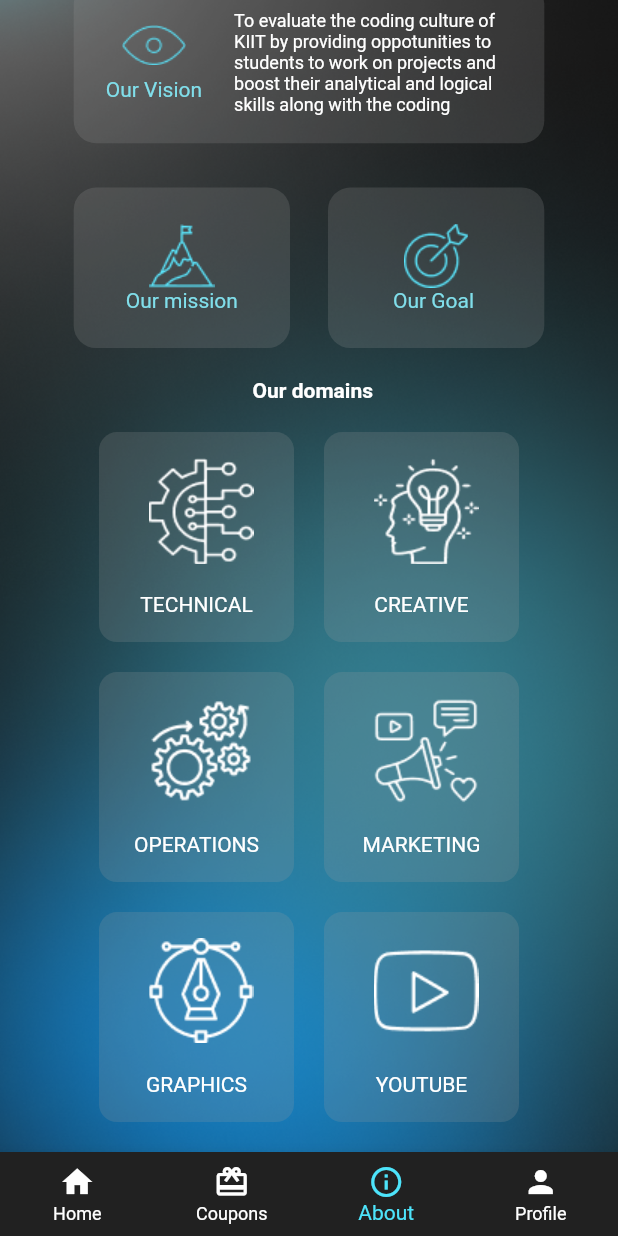
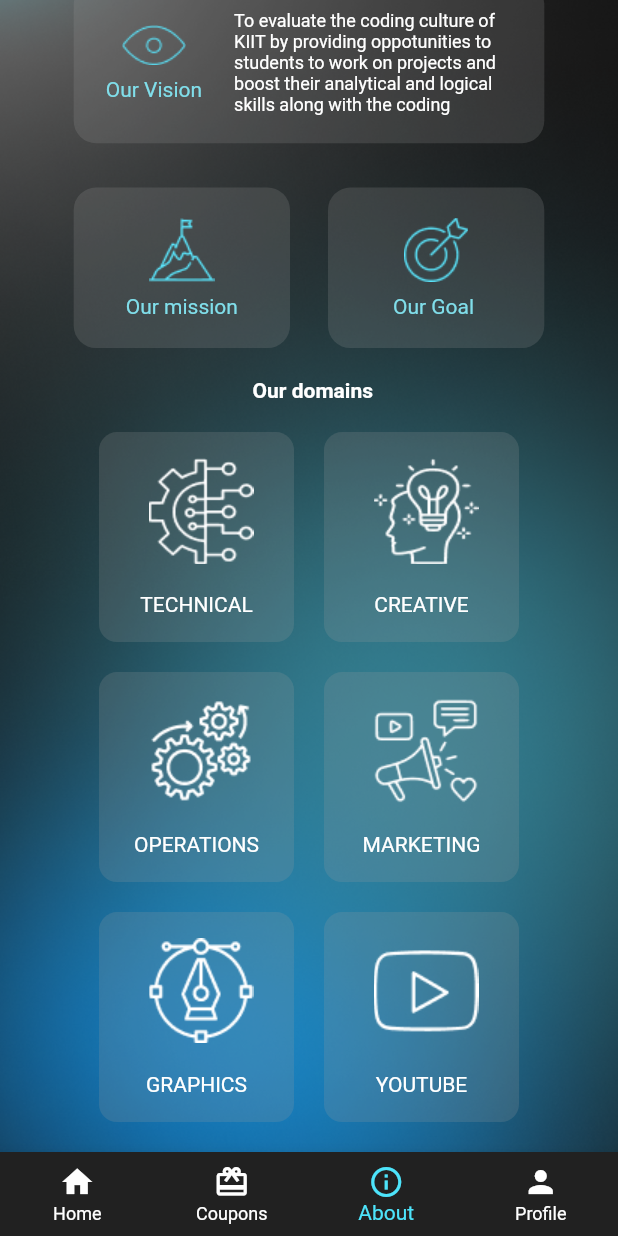
Before and after one commit to MLSAKIIT/MLSA_App, a Flutter app: the screen it shows after launch, item 3 of the bottom bar chosen, scrolled down 424 dp, on a phone screen of 412 x 824 dp. Run offline on Flutter 3.47's test engine with Material 2 defaults, Android fonts, the phone set to English and light mode, and no system bars; drawn by our look-alikes of auto_size_text; our stand-ins replace device_preview, flutter_svg, get, google_fonts, hexcolor.

```diff
--- a/lib/views/pages/about_page.dart
+++ b/lib/views/pages/about_page.dart
@@ -173,15 +173,21 @@ class _AboutPageState extends State<AboutPage> {
                                               crossAxisAlignment:
                                                   CrossAxisAlignment.center,
                                               mainAxisAlignment:
-                                                  MainAxisAlignment.spaceEvenly,
+                                                  MainAxisAlignment.center,
                                               children: [
                                                 Image.asset(
                                                     'assets/groups.png'),
-                                                Text(
+                                                Padding(
+                                                  padding:
+                                                      const EdgeInsets.only(
+                                                          top: 8.0),
+                                                  child: Text(
                                                     textAlign: TextAlign.center,
                                                     style: TextStyle(
-                                                      color: Colors.cyan[200]),
+                                                        color:
+                                                            Colors.cyan[200]),
                                                     'Our Vision ',
+                                                  ),
                                                 ),
                                               ],
                                             ),
@@ -243,13 +249,19 @@ class _AboutPageState extends State<AboutPage> {
                                                       children: [
                                                         Image.asset(
                                                             'assets/mountain.png'),
-                                                        Text(
-                                                          textAlign:
-                                                              TextAlign.center,
+                                                        Padding(
+                                                          padding:
+                                                              const EdgeInsets
+                                                                      .only(
+                                                                  top: 8.0),
+                                                          child: Text(
+                                                            textAlign: TextAlign
+                                                                .center,
                                                             style: TextStyle(
                                                                 color: Colors
                                                                     .cyan[200]),
                                                             'Our mission ',
+                                                          ),
                                                         ),
                                                       ],
                                                     ),
@@ -306,13 +318,18 @@ class _AboutPageState extends State<AboutPage> {
                                                     children: [
                                                       Image.asset(
                                                           'assets/target.png'),
-                                                      Text(
+                                                      Padding(
+                                                        padding:
+                                                            const EdgeInsets
+                                                                .only(top: 8.0),
+                                                        child: Text(
                                                           'Our Goal ',
                                                           textAlign:
                                                               TextAlign.left,
                                                           style: TextStyle(
                                                               color: Colors
                                                                   .cyan[200]),
+                                                        ),
                                                       ),
                                                     ],
                                                   ),
--- a/lib/views/widgets/about_us_animated_container.dart
+++ b/lib/views/widgets/about_us_animated_container.dart
@@ -30,7 +30,7 @@ class AboutUsExpandedContainer extends StatelessWidget {
         borderRadius: BorderRadius.circular(15),
       ),
       child: Column(
-        mainAxisAlignment: MainAxisAlignment.spaceEvenly,
+        mainAxisAlignment: MainAxisAlignment.center,
         children: [
           Row(
             mainAxisAlignment: MainAxisAlignment.spaceEvenly,
@@ -39,7 +39,7 @@ class AboutUsExpandedContainer extends StatelessWidget {
               if (descriptionAlignment != Alignment.centerLeft)
                 SizedBox(
                   key: key,
-                  height: height * 0.1,
+                  height: height * 0.13,
                   width: width * 0.45,
                   child: Padding(
                     padding: const EdgeInsets.all(0.0),
@@ -56,7 +56,7 @@ class AboutUsExpandedContainer extends StatelessWidget {
                   ),
                 ),
               Column(
-                mainAxisAlignment: MainAxisAlignment.spaceEvenly,
+                mainAxisAlignment: MainAxisAlignment.center,
                 crossAxisAlignment: CrossAxisAlignment.center,
                 children: [
                   logo,
@@ -73,7 +73,7 @@ class AboutUsExpandedContainer extends StatelessWidget {
               if (descriptionAlignment == Alignment.centerLeft)
                 SizedBox(
                   key: key,
-                  height: height * 0.1,
+                  height: height * 0.13,
                   width: width * 0.45,
                   child: Padding(
                     padding: const EdgeInsets.all(0.0),
```
Lines whose indentation alone changed are shown as unchanged.
